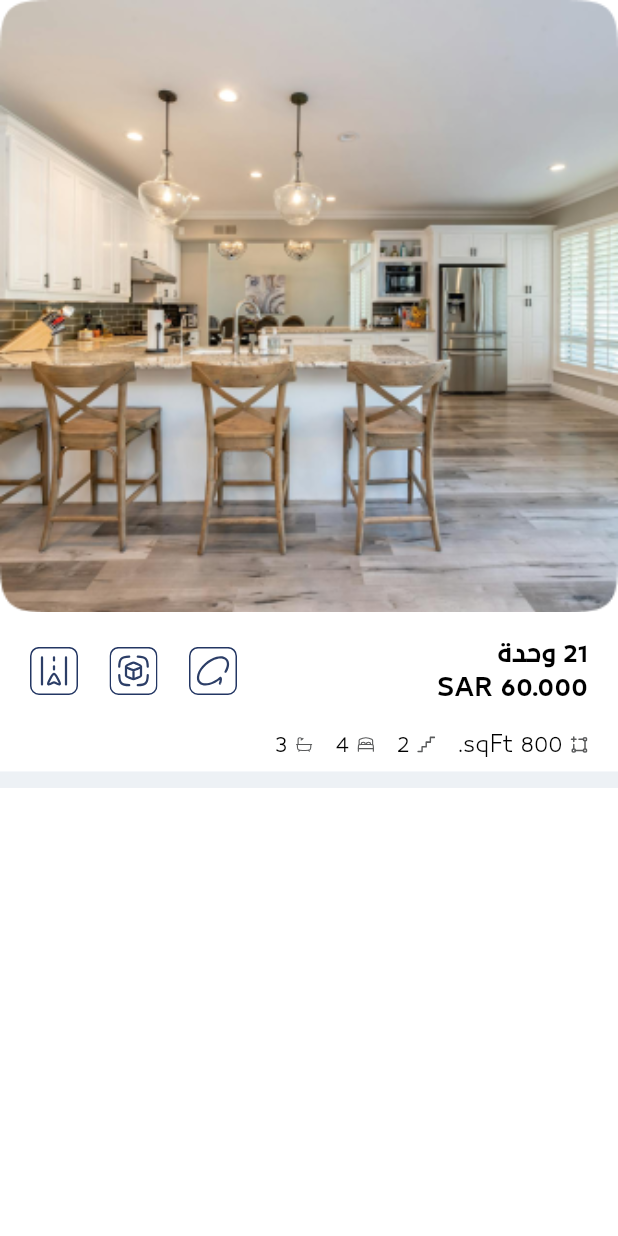
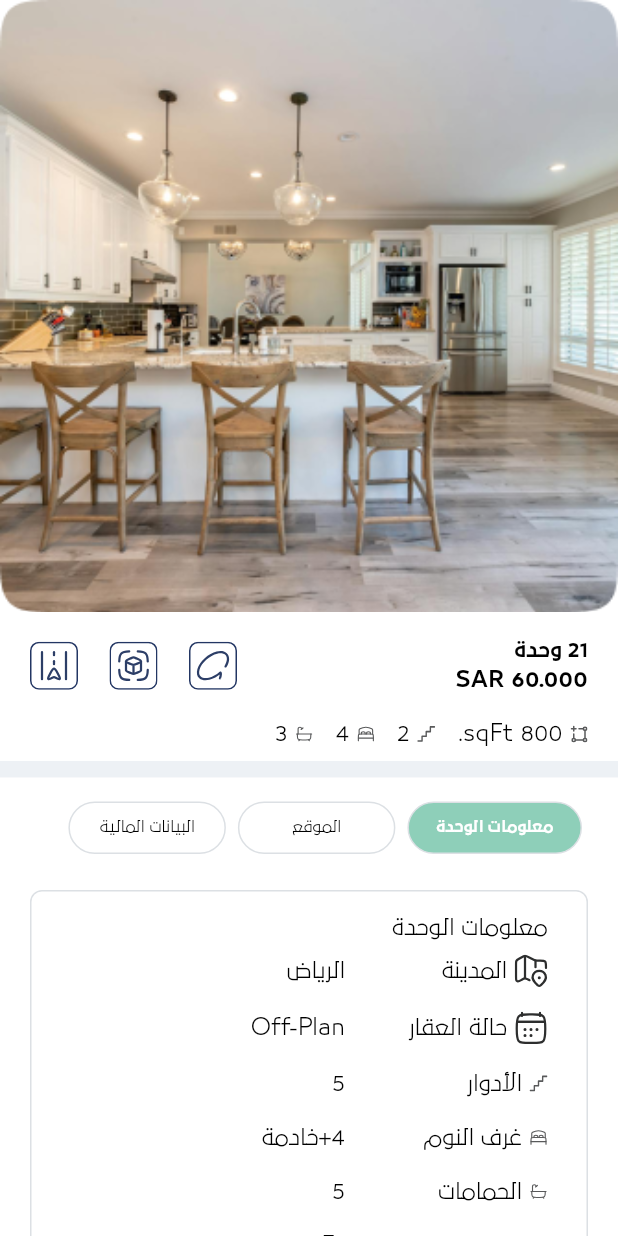
Before and after one commit to mohamedhanyyy/unitapp, a Flutter app: the OrderDetailsScreen screen opened directly, on a phone screen of 412 x 824 dp. Run offline on Flutter 3.47's test engine with Material 3 defaults, Android fonts, the phone set to English and light mode, and no system bars; our stand-ins replace awesome_dialog, dartz, dio, easy_localization, flutter_bloc, flutter_screenutil and 8 more; missing offline and left inert: flutter_phone_direct_caller, new_version_plus; accounts and stored records are empty.

Commit message:
more widget

```diff
--- a/lib/core/resources/icons.dart
+++ b/lib/core/resources/icons.dart
@@ -28,4 +28,11 @@ class AppIcons {
   static const String details1 = '$_imageBase/details1.svg';
   static const String details2 = '$_imageBase/details2.svg';
   static const String details3 = '$_imageBase/details3.svg';
+  static const String city = '$_imageBase/city.svg';
+  static const String date = '$_imageBase/date.svg';
+  static const String money = '$_imageBase/money.svg';
+  static const String aqarTax = '$_imageBase/aqarTax.svg';
+  static const String saee = '$_imageBase/saee.svg';
+  static const String unitPrice = '$_imageBase/unitPrice.svg';
+  static const String unitStatus = '$_imageBase/date.svg';
 }
--- a/lib/core/resources/styles.dart
+++ b/lib/core/resources/styles.dart
@@ -118,7 +118,6 @@ const black14W500 = TextStyle(
   color: AppColors.blackColor,
   fontWeight: FontWeight.w500,
   fontSize: 14,
-  fontFamily: '29ltbukrabold',
 
 );
 
--- a/lib/modules/orders/presentation/screens/order_details_screen.dart
+++ b/lib/modules/orders/presentation/screens/order_details_screen.dart
@@ -1,7 +1,13 @@
 import 'package:flutter/material.dart';
 import 'package:flutter_svg/flutter_svg.dart';
+import 'package:unit/core/resources/styles.dart';
+import '../../../../core/resources/colors.dart';
 import '../../../../core/resources/icons.dart';
+import '../../../../shared/widgets/custom_divider.dart';
 import '../../../../shared/widgets/house_info.dart';
+import '../widgets/unit_details_widget.dart';
+import '../widgets/unit_financial_details_widget.dart';
+import '../widgets/unit_location_widget.dart';
 
 class OrderDetailsScreen extends StatefulWidget {
   const OrderDetailsScreen({super.key});
@@ -11,10 +17,14 @@ class OrderDetailsScreen extends StatefulWidget {
 }
 
 class _OrderDetailsScreenState extends State<OrderDetailsScreen> {
+  int selectedIndex = 0;
+  final list = ['معلومات الوحدة', 'الموقع', 'البيانات المالية'];
+
   @override
   Widget build(BuildContext context) {
     return Scaffold(
-      body: Column(
+      body: SingleChildScrollView(
+        child: Column(
           children: [
             Image.asset('assets/images/room.png',
                 fit: BoxFit.fill, width: double.infinity),
@@ -28,12 +38,12 @@ class _OrderDetailsScreenState extends State<OrderDetailsScreen> {
                       Text(
                         "21 وحدة",
                         style:
-                          TextStyle(fontWeight: FontWeight.w700, fontSize: 16),
+                            TextStyle(fontWeight: FontWeight.w700, fontSize: 13),
                       ),
                       Text(
                         "SAR 60.000",
                         style:
-                          TextStyle(fontWeight: FontWeight.w700, fontSize: 16),
+                            TextStyle(fontWeight: FontWeight.w700, fontSize: 14),
                       ),
                     ],
                   ),
@@ -43,20 +53,63 @@ class _OrderDetailsScreenState extends State<OrderDetailsScreen> {
                     padding: const EdgeInsets.symmetric(horizontal: 21),
                     child: SvgPicture.asset(AppIcons.details2),
                   ),
+
                   SvgPicture.asset(AppIcons.details3),
                 ],
               ),
             ),
             const Padding(
               padding: EdgeInsets.symmetric(horizontal: 20),
-            child: HouseInfo(laddar: 2,bathroom: 3,bedroom: 4,square: 800),
+              child: HouseInfo(laddar: 2, bathroom: 3, bedroom: 4, square: 800),
             ),
+            BlueDivider(),
             Container(
-            margin: const EdgeInsets.only(top: 8,bottom: 16),
-            height: 11,
-            color: const Color(0xffEDF1F5),
+              height: 35,
+              margin: const EdgeInsets.only(left: 20, right: 20, bottom: 24),
+              child: ListView.builder(
+                scrollDirection: Axis.horizontal,
+                itemBuilder: (context, index) {
+                  return GestureDetector(
+                    onTap: () {
+                      selectedIndex = index;
+                      setState(() {});
+                    },
+                    child: Container(
+                      constraints: const BoxConstraints(minWidth: 105),
+                      margin: const EdgeInsets.symmetric(horizontal: 4),
+                      decoration: BoxDecoration(
+                          borderRadius: BorderRadius.circular(34),
+                          color: selectedIndex == index
+                              ? AppColors.lightGreenColor
+                              : AppColors.whiteColor,
+                          border: Border.all(color: AppColors.borderColor)),
+                      padding: const EdgeInsets.symmetric(horizontal: 18),
+                      child: Center(
+                        child: Text(
+                          list[index],
+                          style: selectedIndex == index
+                              ? const TextStyle(
+                                  fontWeight: FontWeight.w700,
+                                  color: AppColors.whiteColor,
+                                  fontSize: 10,
                                 )
+                              : black10W400,
+                        ),
+                      ),
+                    ),
+                  );
+                },
+                itemCount: list.length,
+              ),
+            ),
+            if (selectedIndex == 0)
+              UnitDetailsWidget()
+            else if (selectedIndex == 1)
+              UnitLocationWidget()
+            else if (selectedIndex == 2)
+              UnitFinancialDetailsWidget()
           ],
+        ),
       ),
     );
   }
--- /dev/null
+++ b/lib/modules/orders/presentation/widgets/unit_details_widget.dart
@@ -0,0 +1,64 @@
+import 'package:easy_localization/easy_localization.dart';
+import 'package:flutter/material.dart';
+import 'package:flutter_svg/flutter_svg.dart';
+import 'package:unit/core/resources/styles.dart';
+
+import '../../../../core/resources/colors.dart';
+import '../../../../core/resources/icons.dart';
+import '../../../../shared/widgets/custom_divider.dart';
+
+class UnitDetailsWidget extends StatelessWidget {
+  const UnitDetailsWidget({super.key});
+
+  @override
+  Widget build(BuildContext context) {
+    return Column(
+      children: [
+        Container(
+          margin: const EdgeInsets.only(left: 20, right: 20),
+          width: double.infinity,
+          decoration: BoxDecoration(
+            border: Border.all(color: AppColors.borderColor),
+            borderRadius: BorderRadius.circular(8),
+          ),
+          padding: const EdgeInsets.symmetric(horizontal: 26, vertical: 14),
+          child: Column(
+            crossAxisAlignment: CrossAxisAlignment.start,
+            children: [
+              Text("معلومات الوحدة".tr(), style: black14W400),
+              buildRow(AppIcons.city, "المدينة", "الرياض"),
+              buildRow(AppIcons.unitStatus, "حالة العقار", "Off-Plan"),
+              buildRow(AppIcons.laddar, "الأدوار", "5"),
+              buildRow(AppIcons.bedroom, "غرف النوم", "4+خادمة"),
+              buildRow(AppIcons.bathroom, "الحمامات", "5"),
+              buildRow(AppIcons.square, "مساحة", "800sqFt."),
+              buildRow(AppIcons.date, "تاريخ التسليم", "06-10-2026"),
+            ],
+          ),
+        ),
+        const BlueDivider(),
+      ],
+    );
+  }
+
+  buildRow(String icon, String title, String value) {
+    return Padding(
+      padding: const EdgeInsets.symmetric(vertical: 8.0),
+      child: Row(
+        children: [
+          SizedBox(
+            width: 135,
+            child: Row(
+              children: [
+                SvgPicture.asset(icon),
+                const SizedBox(width: 5),
+                Text(title),
+              ],
+            ),
+          ),
+          Text(value)
+        ],
+      ),
+    );
+  }
+}
--- a/lib/shared/widgets/custom_divider.dart
+++ b/lib/shared/widgets/custom_divider.dart
@@ -1,5 +1,19 @@
 import 'package:flutter/material.dart';
 import 'package:flutter_screenutil/flutter_screenutil.dart';
+
+
+class BlueDivider extends StatelessWidget {
+  const BlueDivider({super.key});
+
+  @override
+  Widget build(BuildContext context) {
+    return Container(
+      margin: const EdgeInsets.only(top: 8, bottom: 16),
+      height: 11,
+      color: const Color(0xffEDF1F5),
+    );
+  }
+}
 
 class CustomDivider extends StatelessWidget {
   const CustomDivider({super.key});
```
Also changed, not shown: lib/modules/orders/presentation/widgets/unit_financial_details_widget.dart (added, +63 -0 lines), lib/modules/orders/presentation/widgets/unit_location_widget.dart (added, +10 -0 lines), assets/icons/aqarTax.svg (added), assets/icons/city.svg (added), assets/icons/date.svg (added), assets/icons/money.svg (added), assets/icons/saee.svg (added), assets/icons/unitPrice.svg (added), assets/icons/unitStatus.svg (added). Lines whose indentation alone changed are shown as unchanged.
